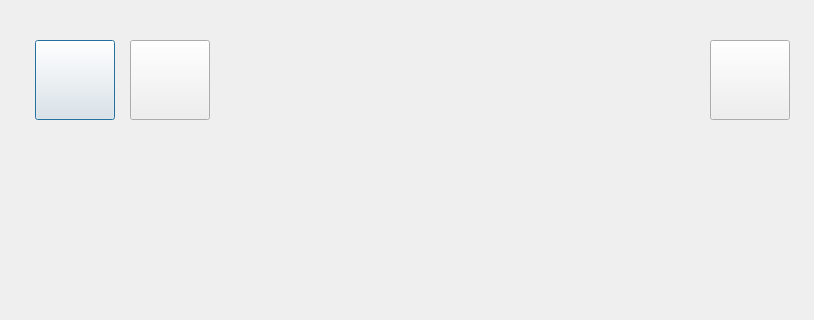
1028417/XMusic, file src/XMusic/medialibdlg.ui: the form before one commit; both pictures show x 0 to 814 and y 0 to 320 of the 814 by 500 pixel window.
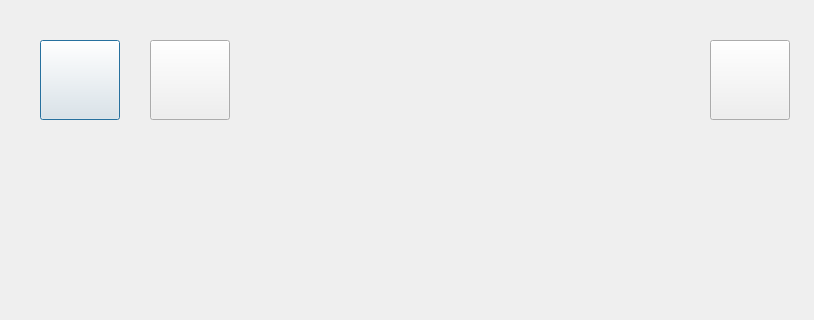
The form after the commit. Icons and pictures are not drawn. Custom widgets are drawn as their Qt base class.

Diff of the .ui file:
```diff
--- a/src/XMusic/medialibdlg.ui
+++ b/src/XMusic/medialibdlg.ui
@@ -16,7 +16,7 @@
   <widget class="CButton" name="btnReturn">
    <property name="geometry">
     <rect>
-     <x>35</x>
+     <x>40</x>
      <y>40</y>
      <width>80</width>
      <height>80</height>
@@ -44,9 +44,9 @@
   <widget class="CLabel" name="labelTitle">
    <property name="geometry">
     <rect>
-     <x>230</x>
+     <x>260</x>
      <y>48</y>
-     <width>471</width>
+     <width>420</width>
      <height>60</height>
     </rect>
    </property>
@@ -54,13 +54,13 @@
     <string/>
    </property>
    <property name="alignment">
-    <set>Qt::AlignCenter</set>
+    <set>Qt::AlignLeading|Qt::AlignLeft|Qt::AlignVCenter</set>
    </property>
   </widget>
   <widget class="CButton" name="btnUpward">
    <property name="geometry">
     <rect>
-     <x>130</x>
+     <x>150</x>
      <y>40</y>
      <width>80</width>
      <height>80</height>
```
